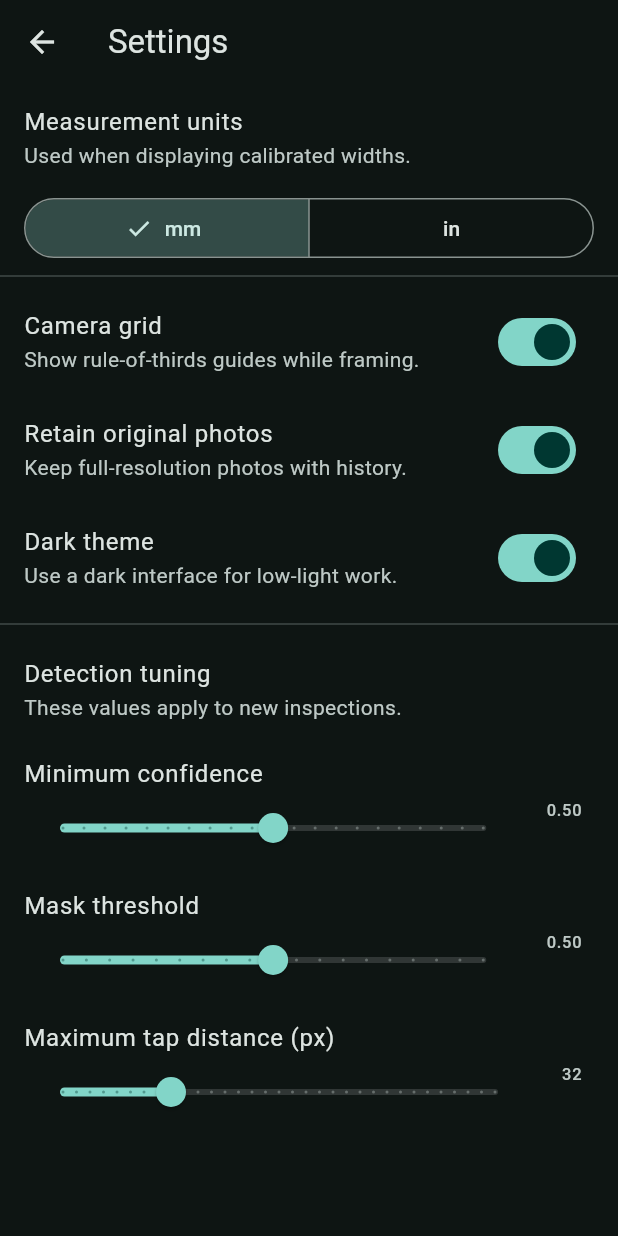
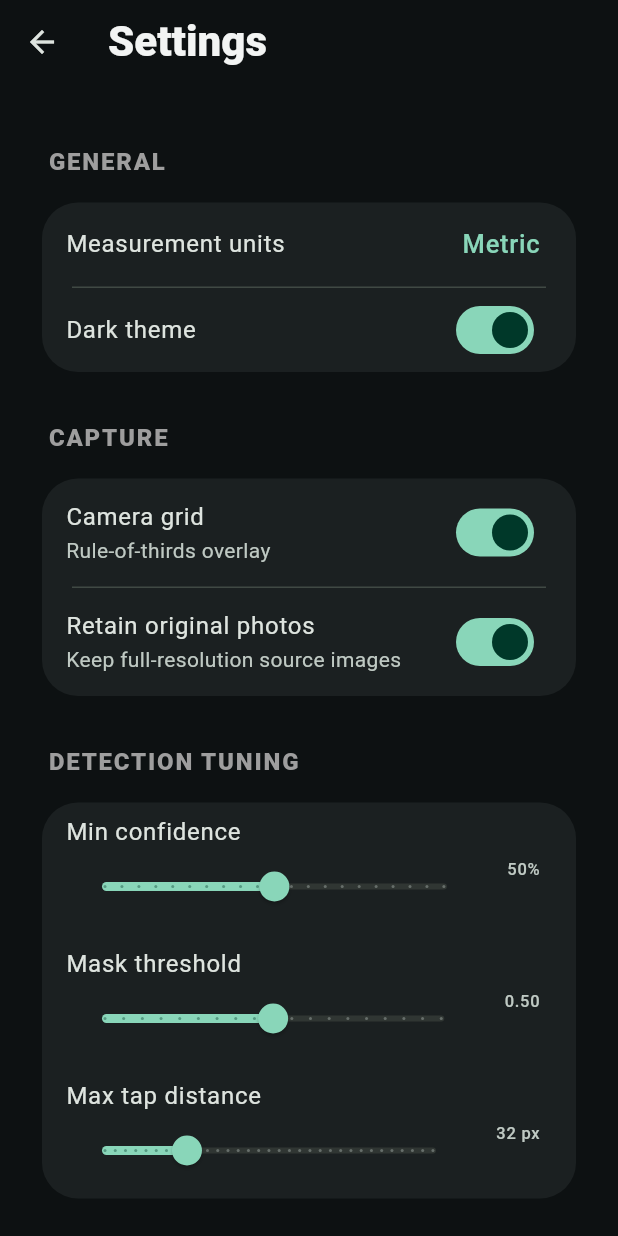
Before and after one commit to l0gicnz/myiosbuildstory, a Flutter app: the SettingsScreen screen opened directly, on a phone screen of 412 x 824 dp. Run offline on Flutter 3.47's test engine with Material 3 defaults, Android fonts, the phone set to English and light mode, and no system bars; our stand-ins replace camera, geolocator, image_picker, share_plus; missing offline and left inert: flutter_onnxruntime.

Commit message:
Refresh field inspection UI and fix iOS metadata build

```diff
--- a/lib/history/history_screen.dart
+++ b/lib/history/history_screen.dart
@@ -291,7 +291,7 @@ class _HistoryScreenState extends State<HistoryScreen> {
   @override
   Widget build(BuildContext context) => Scaffold(
     appBar: AppBar(
-      title: const Text('Inspection history'),
+      title: const Text('History'),
       actions: [
         IconButton(onPressed: _load, icon: const Icon(Icons.refresh)),
         PopupMenuButton<String>(
@@ -337,7 +337,7 @@ class _HistoryScreenState extends State<HistoryScreen> {
                     : RefreshIndicator(
                         onRefresh: _load,
                         child: ListView.builder(
-                          padding: const EdgeInsets.all(12),
+                          padding: const EdgeInsets.fromLTRB(24, 8, 24, 24),
                           itemCount: _filtered.length,
                           itemBuilder: (context, index) {
                             final item = _filtered[index];
--- a/lib/settings/settings_screen.dart
+++ b/lib/settings/settings_screen.dart
@@ -11,61 +11,74 @@ class SettingsScreen extends StatelessWidget {
     return AnimatedBuilder(
       animation: settings,
       builder: (context, _) => Scaffold(
-        appBar: AppBar(title: const Text('Settings')),
+        appBar: AppBar(
+          leading: const BackButton(),
+          title: const Text('Settings'),
+        ),
         body: ListView(
+          padding: const EdgeInsets.fromLTRB(24, 12, 24, 32),
           children: [
-            const ListTile(
-              title: Text('Measurement units'),
-              subtitle: Text('Used when displaying calibrated widths.'),
+            _sectionLabel('GENERAL'),
+            Card(
+              child: Column(
+                children: [
+                  ListTile(
+                    title: const Text('Measurement units'),
+                    trailing: Text(
+                      settings.unit == MeasurementUnit.millimetres
+                          ? 'Metric'
+                          : 'Imperial',
+                      style: TextStyle(
+                        color: Theme.of(context).colorScheme.primary,
+                        fontSize: 17,
                       ),
-            Padding(
-              padding: const EdgeInsets.symmetric(horizontal: 16),
-              child: SegmentedButton<MeasurementUnit>(
-                segments: const [
-                  ButtonSegment(
-                    value: MeasurementUnit.millimetres,
-                    label: Text('mm'),
                     ),
-                  ButtonSegment(
-                    value: MeasurementUnit.inches,
-                    label: Text('in'),
+                    onTap: () => settings.setUnit(
+                      settings.unit == MeasurementUnit.millimetres
+                          ? MeasurementUnit.inches
+                          : MeasurementUnit.millimetres,
+                    ),
+                  ),
+                  const Divider(indent: 20, endIndent: 20, height: 1),
+                  SwitchListTile(
+                    title: const Text('Dark theme'),
+                    value: settings.useDarkTheme,
+                    onChanged: settings.setUseDarkTheme,
                   ),
                 ],
-                selected: {settings.unit},
-                onSelectionChanged: (values) => settings.setUnit(values.first),
               ),
             ),
-            const Divider(),
+            _sectionLabel('CAPTURE'),
+            Card(
+              child: Column(
+                children: [
                   SwitchListTile(
                     title: const Text('Camera grid'),
-              subtitle: const Text('Show rule-of-thirds guides while framing.'),
+                    subtitle: const Text('Rule-of-thirds overlay'),
                     value: settings.showCameraGrid,
                     onChanged: settings.setShowCameraGrid,
                   ),
+                  const Divider(indent: 20, endIndent: 20, height: 1),
                   SwitchListTile(
                     title: const Text('Retain original photos'),
-              subtitle: const Text('Keep full-resolution photos with history.'),
+                    subtitle: const Text('Keep full-resolution source images'),
                     value: settings.retainOriginalPhotos,
                     onChanged: settings.setRetainOriginalPhotos,
                   ),
-            SwitchListTile(
-              title: const Text('Dark theme'),
-              subtitle: const Text('Use a dark interface for low-light work.'),
-              value: settings.useDarkTheme,
-              onChanged: settings.setUseDarkTheme,
+                ],
               ),
-            const Divider(),
-            const ListTile(
-              title: Text('Detection tuning'),
-              subtitle: Text('These values apply to new inspections.'),
             ),
+            _sectionLabel('DETECTION TUNING'),
+            Card(
+              child: Column(
+                children: [
                   _ValueSlider(
-              label: 'Minimum confidence',
+                    label: 'Min confidence',
                     value: settings.minimumConfidence,
                     min: 0,
                     max: 1,
                     divisions: 20,
-              valueLabel: settings.minimumConfidence.toStringAsFixed(2),
+                    valueLabel: '${(settings.minimumConfidence * 100).round()}%',
                     onChanged: settings.setMinimumConfidence,
                   ),
                   _ValueSlider(
@@ -78,19 +91,35 @@ class SettingsScreen extends StatelessWidget {
                     onChanged: settings.setMaskThreshold,
                   ),
                   _ValueSlider(
-              label: 'Maximum tap distance (px)',
+                    label: 'Max tap distance',
                     value: settings.maximumPointDistance,
                     min: 0,
                     max: 128,
                     divisions: 32,
-              valueLabel: settings.maximumPointDistance.toStringAsFixed(0),
+                    valueLabel: '${settings.maximumPointDistance.round()} px',
                     onChanged: settings.setMaximumPointDistance,
+                  ),
+                ],
+              ),
             ),
           ],
         ),
       ),
     );
   }
+
+  static Widget _sectionLabel(String text) => Padding(
+    padding: const EdgeInsets.fromLTRB(8, 28, 8, 12),
+    child: Text(
+      text,
+      style: const TextStyle(
+        fontSize: 16,
+        fontWeight: FontWeight.w800,
+        letterSpacing: 1.2,
+        color: Colors.grey,
+      ),
+    ),
+  );
 }
 
 class _ValueSlider extends StatelessWidget {
```
Also changed, not shown: lib/camera/camera_screen.dart (+45 -15 lines), lib/main.dart (+55 -11 lines), 1 other file. Lines whose indentation alone changed are shown as unchanged.
